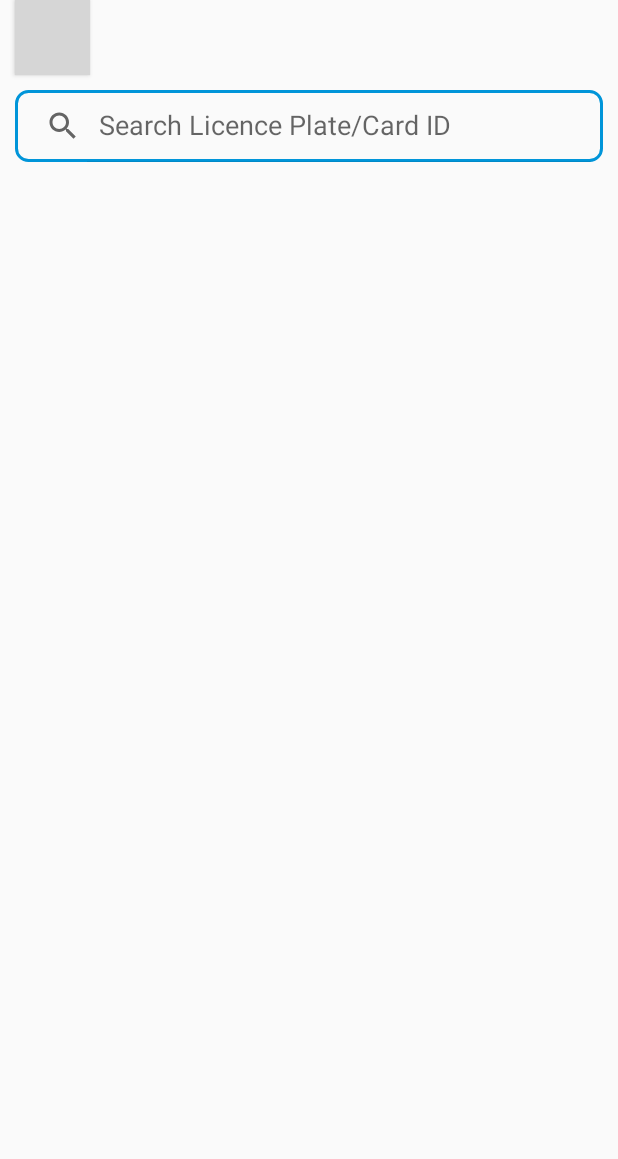
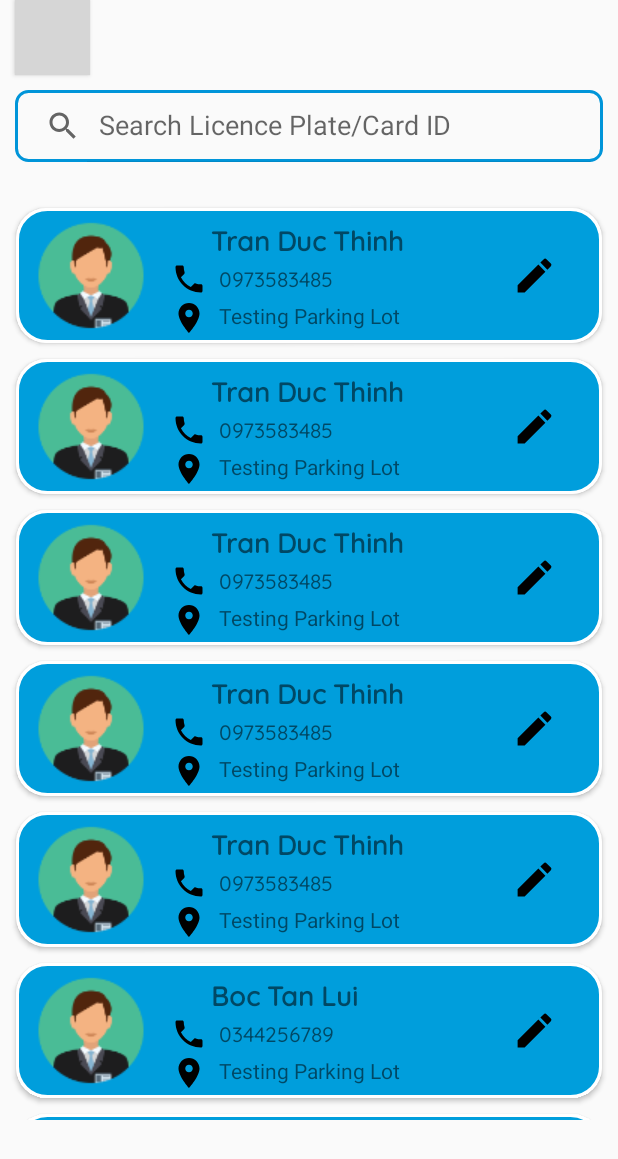
Before and after one commit to ThinhTran-UIT/NFC_Parking_Temp, an Android app: the fragment StaffFragment shown on its own in the app's theme, on a phone screen of 412 x 824 dp. Shown: the top 1159 px of the screen. Run offline under Robolectric (Android 15) with nearby library versions, the phone set to English and light mode, and no system bars; 1 statement that could not run was skipped; grey boxes are pictures that could not be loaded.

Commit message:
update UI - card and staff fragment

```diff
--- a/app/src/main/java/com/example/nfc_parking1_project/StaffFragment.java
+++ b/app/src/main/java/com/example/nfc_parking1_project/StaffFragment.java
@@ -2,29 +2,39 @@ package com.example.nfc_parking1_project;
 
 import android.content.Intent;
 import android.os.Bundle;
+
+import androidx.fragment.app.Fragment;
+
 import android.view.LayoutInflater;
 import android.view.View;
 import android.view.ViewGroup;
 import android.widget.Button;
 
 import androidx.fragment.app.Fragment;
+import androidx.recyclerview.widget.LinearLayoutManager;
+import androidx.recyclerview.widget.RecyclerView;
+
+import java.util.ArrayList;
+import java.util.List;
 
 
 public class StaffFragment extends Fragment {
     RegisterStaff registerStaff;
     MainActivity mainActivity;
+    private RecyclerView rcvUser;
+    private UserAdapter userAdapter;
 
     public StaffFragment() {
         // Required empty public constructor
     }
 
     @Override
-    public View onCreateView(LayoutInflater inflater, ViewGroup container, Bundle savedInstanceState) {
-        View view = inflater.inflate(R.layout.fragment_staff, container, false);
+    public View onCreateView(LayoutInflater inflater, ViewGroup container, Bundle savedInstanceState){
+        ViewGroup view = (ViewGroup) inflater.inflate(R.layout.fragment_staff, container, false);
 
+        //Button Register user(staff)
         Button btnRegister = view.findViewById(R.id.btn_add_user);
-
-        mainActivity = (MainActivity) getActivity();
+        mainActivity = (MainActivity)getActivity();
         btnRegister.setOnClickListener(new View.OnClickListener() {
             @Override
             public void onClick(View view) {
@@ -32,7 +42,35 @@ public class StaffFragment extends Fragment {
                 startActivity(intent);
             }
         });
+
+        rcvUser = (RecyclerView) view.findViewById(R.id.rcv_staff);
+        userAdapter = new UserAdapter(this.getContext());
+        LinearLayoutManager linearLayoutManager = new LinearLayoutManager(this.getContext(),RecyclerView.VERTICAL,false);
+        rcvUser.setLayoutManager(linearLayoutManager);
+        userAdapter.setData(getListData());
+        rcvUser.setAdapter(userAdapter);
+
         return view;
     }
 
+    private List<User> getListData()
+    {
+        List<User> userList = new ArrayList<>();
+
+        userList.add(new User("Tran Duc Thinh","0973583485", "Testing Parking Lot"));
+        userList.add(new User("Tran Duc Thinh","0973583485", "Testing Parking Lot"));
+        userList.add(new User("Tran Duc Thinh","0973583485", "Testing Parking Lot"));
+        userList.add(new User("Tran Duc Thinh","0973583485", "Testing Parking Lot"));
+        userList.add(new User("Tran Duc Thinh","0973583485", "Testing Parking Lot"));
+        userList.add(new User("Boc Tan Lui","0344256789", "Testing Parking Lot"));
+        userList.add(new User("Boc Tan Lui","0344256789", "Testing Parking Lot"));
+        userList.add(new User("Boc Tan Lui","0344256789", "Testing Parking Lot"));
+        userList.add(new User("Boc Tan Lui","0344256789", "Testing Parking Lot"));
+        userList.add(new User("Boc Tan Lui","0344256789", "Testing Parking Lot"));
+        userList.add(new User("Boc Tan Lui","0344256789", "Testing Parking Lot"));
+        userList.add(new User("Boc Tan Lui","0344256789", "Testing Parking Lot"));
+
+        return userList;
+    }
+
 }
--- /dev/null
+++ b/app/src/main/java/com/example/nfc_parking1_project/User.java
@@ -0,0 +1,37 @@
+package com.example.nfc_parking1_project;
+
+public class User {
+    private String username;
+    private String phoneNumber;
+    private String shopName;
+
+    public User(String username, String phoneNumber, String shopName) {
+        this.username = username;
+        this.phoneNumber = phoneNumber;
+        this.shopName = shopName;
+    }
+
+    public String getUsername() {
+        return username;
+    }
+
+    public void setUsername(String username) {
+        this.username = username;
+    }
+
+    public String getPhoneNumber() {
+        return phoneNumber;
+    }
+
+    public void setPhoneNumber(String phoneNumber) {
+        this.phoneNumber = phoneNumber;
+    }
+
+    public String getShopName() {
+        return shopName;
+    }
+
+    public void setShopName(String shopName) {
+        this.shopName = shopName;
+    }
+}
--- /dev/null
+++ b/app/src/main/java/com/example/nfc_parking1_project/UserAdapter.java
@@ -0,0 +1,71 @@
+package com.example.nfc_parking1_project;
+
+import android.annotation.SuppressLint;
+import android.content.Context;
+import android.view.LayoutInflater;
+import android.view.View;
+import android.view.ViewGroup;
+import android.widget.ImageView;
+import android.widget.TextView;
+
+import androidx.annotation.NonNull;
+import androidx.recyclerview.widget.RecyclerView;
+
+import java.util.List;
+
+public class UserAdapter extends RecyclerView.Adapter<UserAdapter.UserViewHolder> {
+
+    private Context mContext;
+    private List<User> mListUser;
+
+    public UserAdapter(Context mContext) {
+        this.mContext = mContext;
+    }
+
+    @NonNull
+    @Override
+    public UserAdapter.UserViewHolder onCreateViewHolder(@NonNull ViewGroup parent, int viewType) {
+        View view = LayoutInflater.from(parent.getContext()).inflate(R.layout.item_user, parent, false);
+        return new UserAdapter.UserViewHolder(view);
+    }
+
+    @SuppressLint("Data set changed")
+    public void setData(List<User> list) {
+        this.mListUser = list;
+        notifyDataSetChanged();
+    }
+
+    @Override
+    public void onBindViewHolder(@NonNull UserAdapter.UserViewHolder holder, int position) {
+        User user = mListUser.get(position);
+        if (user == null) {
+
+            return;
+        }
+        holder.tvUsername.setText(user.getUsername());
+        holder.tvPhoneNumber.setText(user.getPhoneNumber());
+        holder.tvShopName.setText(user.getShopName());
+    }
+
+    @Override
+    public int getItemCount() {
+        if (mListUser != null){
+            return mListUser.size();
+        }
+        return 0;
+    }
+
+    public class UserViewHolder extends RecyclerView.ViewHolder {
+
+        private TextView tvUsername;
+        private TextView tvPhoneNumber;
+        private TextView tvShopName;
+        public UserViewHolder(@NonNull View itemView) {
+            super(itemView);
+
+            tvUsername = itemView.findViewById(R.id.tv_username);
+            tvPhoneNumber = itemView.findViewById(R.id.tv_phone_number);
+            tvShopName = itemView.findViewById(R.id.tv_shop_name);
+        }
+    }
+}
--- a/app/src/main/java/com/example/nfc_parking1_project/VehicleAdapter.java
+++ b/app/src/main/java/com/example/nfc_parking1_project/VehicleAdapter.java
@@ -10,6 +10,7 @@ import android.widget.TextView;
 
 import androidx.annotation.NonNull;
 import androidx.recyclerview.widget.RecyclerView;
+
 
 import java.util.List;
 
@@ -38,8 +39,7 @@ public class VehicleAdapter extends RecyclerView.Adapter<VehicleAdapter.VehicleV
     @Override
     public void onBindViewHolder(@NonNull VehicleViewHolder holder, int position) {
         Vehicle vehicle = mListVehicle.get(position);
-        if (vehicle == null) {
-            System.out.print("Car Null");
+        if(vehicle == null){
             return;
         }
         holder.tvCardId.setText(vehicle.getCardId());
--- /dev/null
+++ b/app/src/main/res/drawable/icon_filter.xml
@@ -0,0 +1,5 @@
+<vector android:height="24dp" android:tint="#F48120"
+    android:viewportHeight="24" android:viewportWidth="24"
+    android:width="24dp" xmlns:android="http://schemas.android.com/apk/res/android">
+    <path android:fillColor="@android:color/white" android:pathData="M4.25,5.61C6.27,8.2 10,13 10,13v6c0,0.55 0.45,1 1,1h2c0.55,0 1,-0.45 1,-1v-6c0,0 3.72,-4.8 5.74,-7.39C20.25,4.95 19.78,4 18.95,4H5.04C4.21,4 3.74,4.95 4.25,5.61z"/>
+</vector>
--- a/app/src/main/res/layout/fragment_staff.xml
+++ b/app/src/main/res/layout/fragment_staff.xml
@@ -5,17 +5,20 @@
     android:layout_width="match_parent"
     android:layout_height="match_parent"
     tools:context=".StaffFragment">
-
     <RelativeLayout
         android:layout_width="match_parent"
-        android:layout_height="match_parent">
+        android:layout_height="match_parent"
+        app:layout_constraintBottom_toBottomOf="parent"
+        app:layout_constraintEnd_toEndOf="parent"
+        android:layout_marginBottom="72dp">
 
         <Button
             android:id="@+id/btn_add_user"
             android:layout_width="50dp"
             android:layout_height="50dp"
-            android:layout_marginStart="10dp"
-            android:background="@drawable/icon_add_user" />
+            android:background="@drawable/icon_add_user"
+            android:backgroundTint="@color/orange_main"
+            android:layout_marginStart="10dp"/>
 
         <androidx.appcompat.widget.SearchView
             android:id="@+id/searchView"
@@ -36,7 +39,9 @@
             android:layout_width="match_parent"
             android:layout_height="wrap_content"
             android:layout_below="@+id/searchView"
-            android:layout_marginTop="30dp" />
+            android:layout_marginTop="10dp"
+            android:layout_alignParentBottom="true"
+            android:padding="5dp"/>
     </RelativeLayout>
 
 </androidx.constraintlayout.widget.ConstraintLayout>
--- a/app/src/main/res/layout/item_user.xml
+++ b/app/src/main/res/layout/item_user.xml
@@ -5,7 +5,7 @@
     android:layout_height="wrap_content"
     android:layout_margin="5dp"
     android:paddingVertical="5dp"
-    app:cardCornerRadius="15dp">
+    app:cardCornerRadius="20dp">
 
     <RelativeLayout
         android:layout_width="match_parent"
@@ -63,7 +63,7 @@
             android:text="0973583485" />
 
         <TextView
-            android:id="@+id/tv_location"
+            android:id="@+id/tv_shop_name"
             android:layout_width="wrap_content"
             android:layout_height="wrap_content"
             android:layout_below="@+id/tv_phone_number"
--- a/app/src/main/res/layout/item_vehicle.xml
+++ b/app/src/main/res/layout/item_vehicle.xml
@@ -5,12 +5,12 @@
     android:layout_height="wrap_content"
     android:layout_margin="5dp"
     android:paddingVertical="5dp"
-    app:cardCornerRadius="15dp">
+    app:cardCornerRadius="20dp">
 
     <RelativeLayout
         android:layout_width="match_parent"
         android:layout_height="89dp"
-        android:background="@drawable/bg_recyclerview_vehicle">
+        android:background="@drawable/rounded_corner2">
 
         <ImageView
             android:id="@+id/img_vehicle"
@@ -73,8 +73,6 @@
             android:layout_alignParentTop="true"
             android:layout_marginStart="170dp"
             android:layout_marginTop="12dp"
-            android:layout_marginEnd="61dp"
-
             android:layout_toEndOf="@+id/img_vehicle"
             android:fontFamily="@font/quicksand_medium"
             android:text="1325202"
--- a/app/src/main/res/values/colors.xml
+++ b/app/src/main/res/values/colors.xml
@@ -7,7 +7,7 @@
     <color name="teal_700">#FF018786</color>
     <color name="black">#FF000000</color>
     <color name="white">#FFFFFFFF</color>
-    <color name="orange_main">#0095D9</color>
+    <color name="orange_main">#009EDC</color>
     <color name="blue_bar">#0066B1</color>
     <color name="blue">#0095D9</color>
     <color name="red">#F82603</color>
--- a/build.gradle
+++ b/build.gradle
@@ -1,5 +1,5 @@
 // Top-level build file where you can add configuration options common to all sub-projects/modules.
 plugins {
-    id 'com.android.application' version '7.2.2' apply false
-    id 'com.android.library' version '7.2.2' apply false
+    id 'com.android.application' version '7.3.0' apply false
+    id 'com.android.library' version '7.3.0' apply false
 }
--- a/settings.gradle
+++ b/settings.gradle
@@ -14,7 +14,3 @@ dependencyResolutionManagement {
 }
 rootProject.name = "NFC_Parking1_Project"
 include ':app'
-include ':OpenCVLibrary460'
-include ':OpenCV'
-include ':OpenCV460'
-include ':OpenCV460'
```
Also changed, not shown: app/src/main/java/com/example/nfc_parking1_project/HistoryFragment.java (+15 -14 lines), app/src/main/java/com/example/nfc_parking1_project/ScanActivity.java (+1 -12 lines), app/src/main/res/layout/activity_scan.xml (+11 -11 lines), app/src/main/res/layout/fragment_card.xml (+19 -8 lines), app/src/main/res/layout/item_card.xml (+14 -15 lines), app/build.gradle (line endings or trailing spaces).
